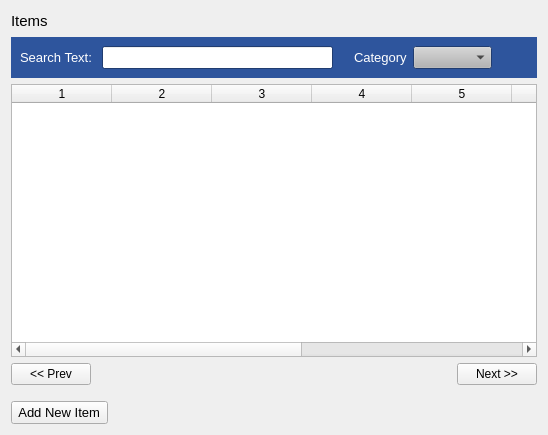
Qt form estorecpp/manageitems.ui (Watti/estorecpp) before a commit.
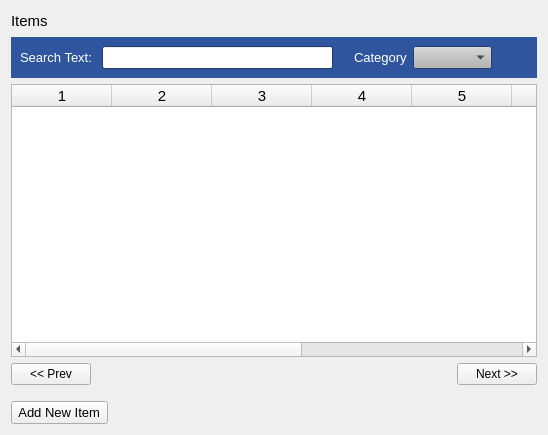
The same form after that commit.

What changed in the file:
```diff
--- a/estorecpp/manageitems.ui
+++ b/estorecpp/manageitems.ui
@@ -631,6 +631,11 @@
    </item>
    <item>
     <widget class="QTableWidget" name="tableWidget">
+     <property name="font">
+      <font>
+       <pointsize>11</pointsize>
+      </font>
+     </property>
      <property name="columnCount">
       <number>9</number>
      </property>
```
